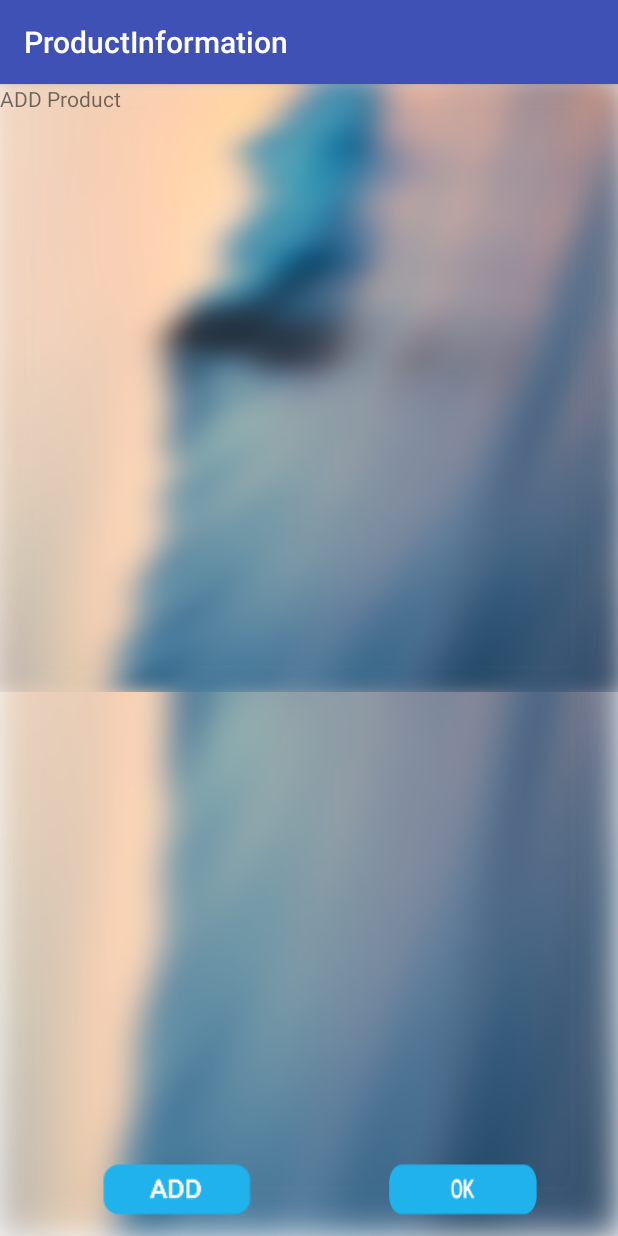
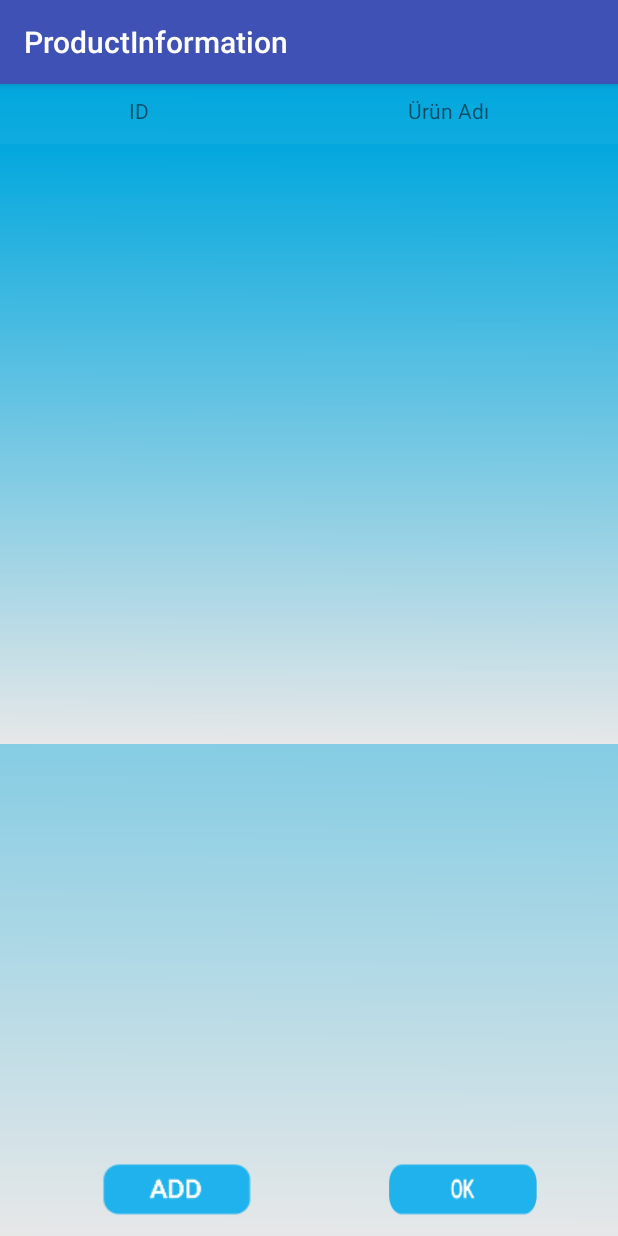
Before and after one commit to rmysbngl/ProductInformation, an Android app: the UrunYerlestir screen opened directly, with no data from a screen before it, on a phone screen of 412 x 824 dp. Run offline under Robolectric (Android 15) with nearby library versions, the phone set to English and light mode, and no system bars; our stand-ins replace Firebase (no records; nobody signed in at launch, a user with empty details on screens opened directly); libraries missing offline, so code that uses them is left out: app.akexorcist.bluetotohspp, com.google.zxing.integration.

Commit message:
Time View added, Some of UI parts changed

```diff
--- a/app/src/main/AndroidManifest.xml
+++ b/app/src/main/AndroidManifest.xml
@@ -17,9 +17,7 @@
         android:theme="@style/AppTheme">
         <activity
             android:name=".GirisEkrani"
-            android:theme="@style/Theme.AppCompat.Light.NoActionBar"
-
-            >
+            android:theme="@style/Theme.AppCompat.Light.NoActionBar">
             <intent-filter>
                 <action android:name="android.intent.action.MAIN" />
 
--- a/app/src/main/java/com/example/rumeysal/productinformation/UrunAdapter.java
+++ b/app/src/main/java/com/example/rumeysal/productinformation/UrunAdapter.java
@@ -40,12 +40,14 @@ public class UrunAdapter extends ArrayAdapter<DateAndVacuum> {
             convertView = LayoutInflater.from(context).inflate(R.layout.urun_adi, parent,false);
         }
 
+        TextView tvTime = convertView.findViewById(R.id.SaatBilgi);
         TextView tvBilgi = convertView.findViewById(R.id.UrunBilgi);
         TextView tvVacuum = convertView.findViewById(R.id.UrunVacuum);
         TextView  tvGas=convertView.findViewById(R.id.UrunGas);
         TextView  tvPlasma=convertView.findViewById(R.id.UrunPlazma);
 
         tvBilgi.setText(array.get(position).getDate());
+        tvTime.setText(array.get(position).getTime());
         tvVacuum.setText("Vacuum: "+array.get(position).getVacuumValue());
         tvGas.setText("Gas:    "+array.get(position).getGasValue());
         tvPlasma.setText("Plasma: "+array.get(position).getPlasmaValue());
--- a/app/src/main/java/com/example/rumeysal/productinformation/UrunBilgisi.java
+++ b/app/src/main/java/com/example/rumeysal/productinformation/UrunBilgisi.java
@@ -69,7 +69,7 @@ public class UrunBilgisi extends AppCompatActivity {
         image.clear();
         your_array.clear();
 
-
+        // Firebase den ürün bilgisini çekiyor
         ref.addListenerForSingleValueEvent(new ValueEventListener() {
             @Override
             public void onDataChange(DataSnapshot dataSnapshot) {
@@ -151,7 +151,7 @@ public class UrunBilgisi extends AppCompatActivity {
                     public void onDataChange(DataSnapshot dataSnapshot) {
                         your_array.clear();
                         for(int i=0; i<keys.size();i++){
-                            your_array.add(new DateAndVacuum(dataSnapshot.child(keys.get(i)).child("Date").getValue().toString(),dataSnapshot.child(keys.get(i)).child("vacuum").getValue().toString(),dataSnapshot.child(keys.get(i)).child("gaz value").getValue().toString(),dataSnapshot.child(keys.get(i)).child("plasma time").getValue().toString()));
+                            your_array.add(new DateAndVacuum(dataSnapshot.child(keys.get(i)).child("Date").getValue().toString(), dataSnapshot.child(keys.get(i)).child("Exact Time").getValue().toString(),dataSnapshot.child(keys.get(i)).child("vacuum").getValue().toString(),dataSnapshot.child(keys.get(i)).child("gaz value").getValue().toString(),dataSnapshot.child(keys.get(i)).child("plasma time").getValue().toString()));
                             adapter.notifyDataSetChanged();
                         }
                     }
--- a/app/src/main/res/layout/activity_urun_yerlestir.xml
+++ b/app/src/main/res/layout/activity_urun_yerlestir.xml
@@ -4,48 +4,78 @@
     xmlns:tools="http://schemas.android.com/tools"
     android:layout_width="match_parent"
     android:layout_height="match_parent"
+    android:background="@drawable/bg_uruntanitimm"
     android:orientation="vertical"
-    tools:context="com.example.rumeysal.productinformation.UrunYerlestir"
     android:weightSum="1"
-    android:background="@drawable/bg_uruntanitimsonunsonu">
+    tools:context="com.example.rumeysal.productinformation.UrunYerlestir">
 
 
+    <LinearLayout
+        android:layout_width="match_parent"
+        android:layout_height="35sp"
+        android:layout_alignParentLeft="true"
+        android:layout_alignParentStart="true"
+        android:orientation="horizontal">
+
+        <TextView
+            android:id="@+id/tvID"
+            android:layout_width="wrap_content"
+            android:layout_height="35sp"
+            android:layout_weight="1"
+            android:text="ID"
+            android:gravity="center"/>
+
+        <TextView
+            android:id="@+id/tvName"
+            android:layout_width="wrap_content"
+            android:layout_height="35sp"
+            android:layout_weight="1"
+            android:text="Ürün Adı"
+            android:gravity="center"/>
+
+    </LinearLayout>
 
     <ListView
         android:id="@+id/EklenenUrunler"
         android:layout_width="wrap_content"
-        android:layout_height="405dp"
-        android:background="@drawable/bg_uruntanitimsonunsonu"/>
-
-
-    <TextView android:id="@android:id/empty"
-        android:layout_width="match_parent"
-        android:layout_height="match_parent"
-        android:background="#0000"
-        android:text="ADD Product"/>
+        android:layout_height="400sp"
+        android:layout_alignParentLeft="true"
+        android:layout_alignParentStart="true"
+        android:layout_alignParentTop="true"
+        android:layout_marginTop="40sp"
+        android:background="@drawable/bg_uruntanitimm"
+        android:clipToPadding="false"
+        android:divider="@drawable/bg_uruntanitimm"
+        android:dividerHeight="1sp"
+        android:footerDividersEnabled="true"
+        android:foregroundGravity="center"
+        android:headerDividersEnabled="true"
+        android:isScrollContainer="true"
+        android:textAlignment="center"
+        android:verticalScrollbarPosition="right" />
 
     <Button
         android:id="@+id/add_product1"
         android:layout_width="100dp"
         android:layout_height="35dp"
-        android:background="@drawable/btnadd"
         android:layout_alignParentBottom="true"
         android:layout_alignParentLeft="true"
         android:layout_alignParentStart="true"
+        android:layout_marginBottom="13dp"
         android:layout_marginLeft="68dp"
         android:layout_marginStart="68dp"
-        android:layout_marginBottom="13dp" />
+        android:background="@drawable/btnadd" />
 
 
     <Button
         android:id="@+id/ArduinoPart"
         android:layout_width="100dp"
         android:layout_height="35dp"
-        android:background="@drawable/btnok"
+        android:layout_alignBottom="@+id/add_product1"
+        android:layout_alignParentEnd="true"
+        android:layout_alignParentRight="true"
+        android:layout_marginEnd="53dp"
         android:layout_marginRight="53dp"
-        android:layout_marginEnd="53dp"
-        android:layout_alignParentRight="true"
-        android:layout_alignParentEnd="true"
-        android:layout_alignBottom="@+id/add_product1" />
+        android:background="@drawable/btnok" />
 
 </RelativeLayout>
```
Also changed, not shown: app/src/main/java/com/example/rumeysal/productinformation/DateAndVacuum.java (+13 -1 lines), app/src/main/java/com/example/rumeysal/productinformation/UrunTanitma.java (+1 -23 lines), app/src/main/java/com/example/rumeysal/productinformation/UrunYerlestir.java (+5 -6 lines), app/src/main/res/layout/activity_setting_part.xml (+10 -10 lines), app/src/main/res/layout/urun_adi.xml (+30 -9 lines), app/src/main/res/layout/urunyerlestirsatir.xml (+12 -8 lines).
